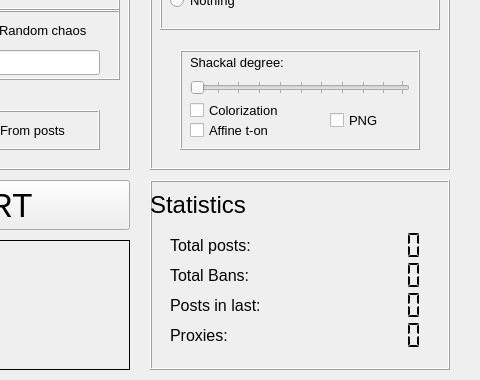
This is gui.ui in arebaka/2ch-wiper as Qt 5 draws it before an edit; both pictures show x 820 to 1300 and y 320 to 700 of the 1300 by 700 pixel window. The edited form follows.
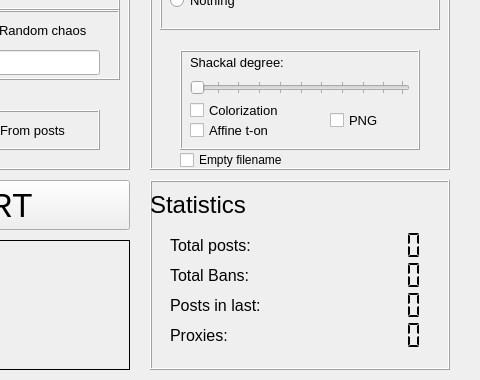
This is the edited form. Icons and pictures are not drawn. Custom widgets are drawn as their Qt base class.

Patch:
```diff
--- a/gui.ui
+++ b/gui.ui
@@ -3425,6 +3425,19 @@
       <string/>
      </property>
     </widget>
+    <widget class="QCheckBox" name="emptyFilename">
+     <property name="geometry">
+      <rect>
+       <x>30</x>
+       <y>400</y>
+       <width>240</width>
+       <height>20</height>
+      </rect>
+     </property>
+     <property name="text">
+      <string>Empty filename</string>
+     </property>
+    </widget>
     <zorder>mediaBox</zorder>
     <zorder>shackalLabel</zorder>
     <zorder>shackalBox</zorder>
```
Left out of the diff: 7 changed lines with no effect on the pictures.
